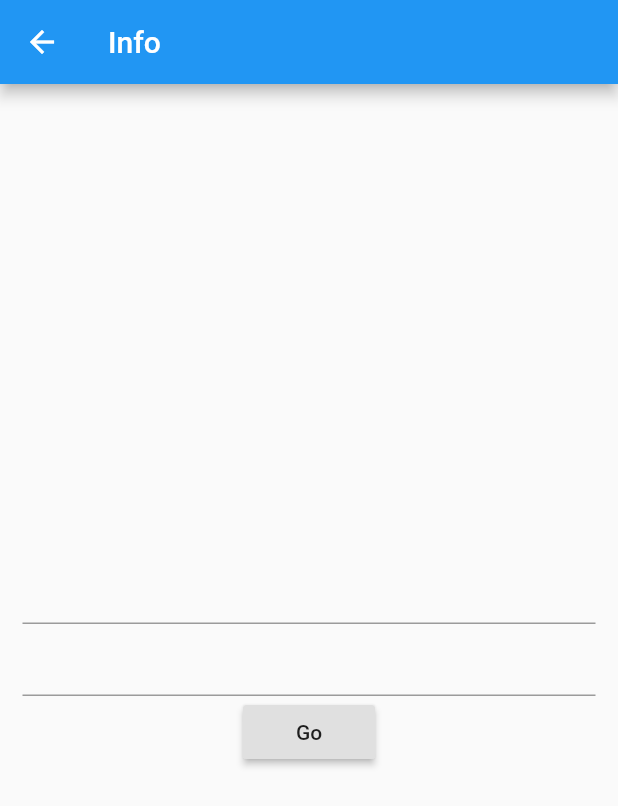
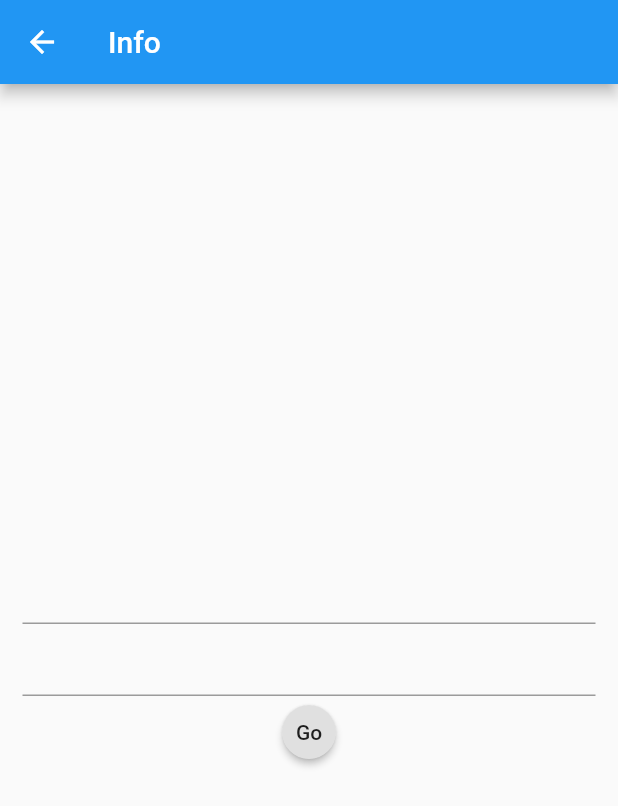
Before and after one commit to eduserrato/SantaClausLetterApp, a Flutter app: the LoginScreen screen opened directly, after a tap on "Go", on a phone screen of 412 x 824 dp. Shown: the top 806 px of the screen. Run offline on Flutter 3.47's test engine with Material 2 defaults, Android fonts, the phone set to English and light mode, and no system bars.

Commit message:
Button border

```diff
--- a/lib/screens/loginscreen.dart
+++ b/lib/screens/loginscreen.dart
@@ -23,7 +23,10 @@ class _LoginScreenState extends State<LoginScreen> {
               TextField(controller: emailCtrl),
               TextField(controller: phoneCtrl, obscureText: true),
 
-              RaisedButton(child: Text("Go"), onPressed: () {
+              RaisedButton(child: Text("Go"),
+              shape: CircleBorder(),
+
+              onPressed: () {
                 print("Success");
               }),
             ]
```
